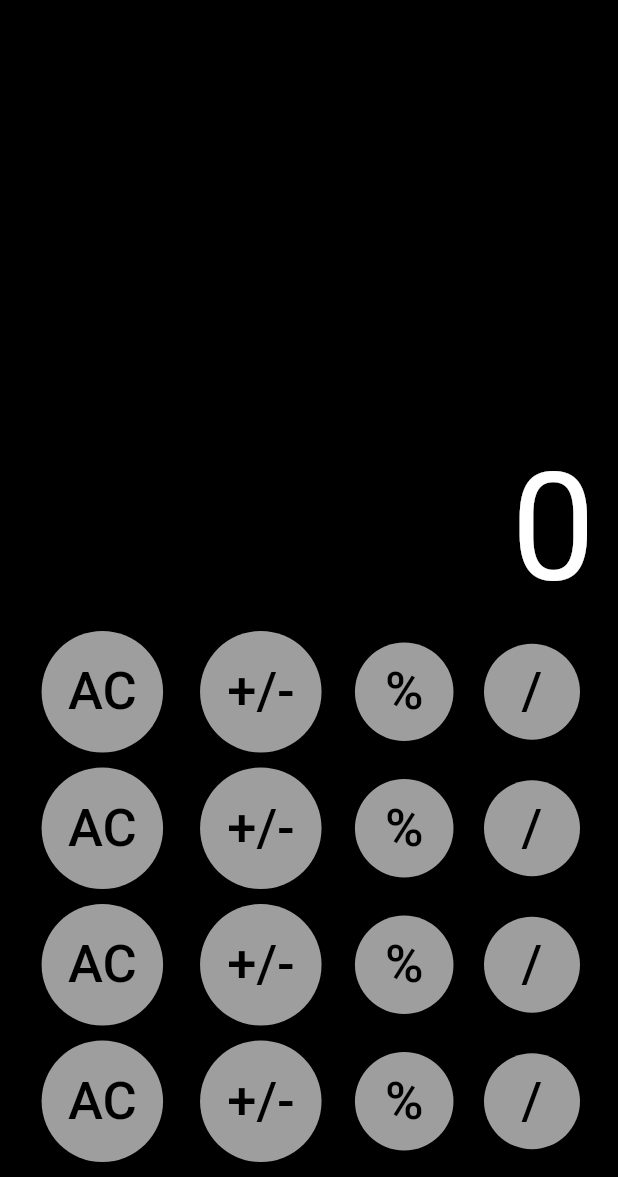
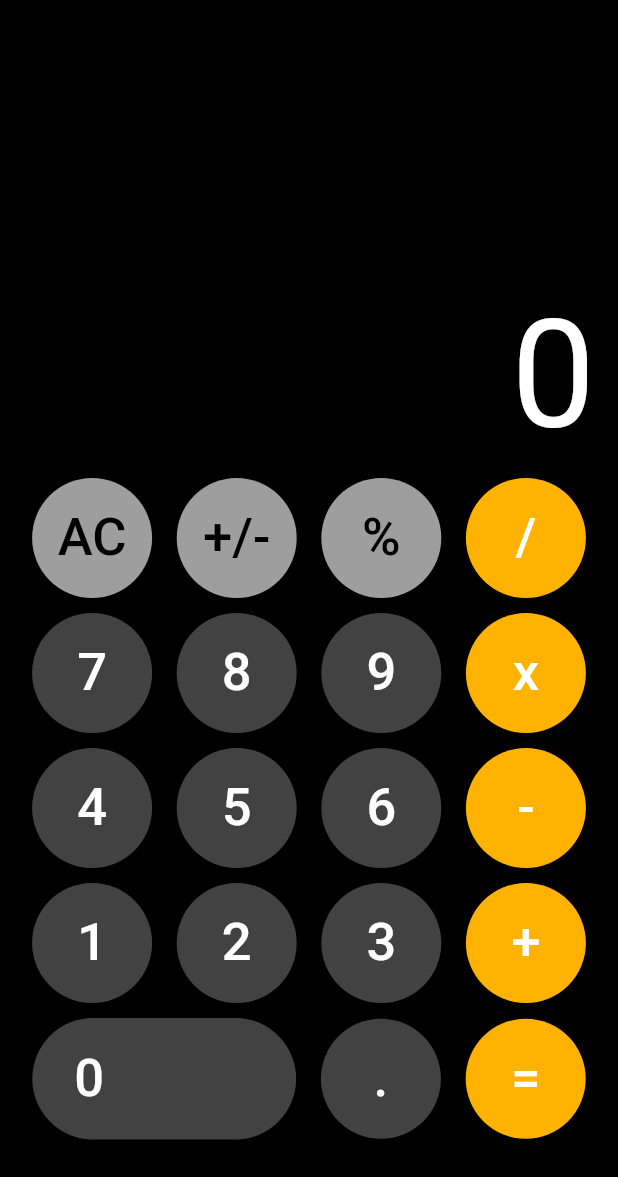
Before and after one commit to bmartin494/Flutter_Calculator, a Flutter app: the screen it shows after launch, on a phone screen of 412 x 824 dp, the part 59-1236 px from its top. Run offline on Flutter 3.47's test engine with Material 2 defaults, Android fonts, the phone set to English and light mode, and no system bars.

Commit message:
Calculator UI complete
Inserted remaining rows to make all calculator buttons. Edited buttonColor to change the colours of the different button types, required different change from tutorial code - see nullable comment line 33.

```diff
--- a/lib/main.dart
+++ b/lib/main.dart
@@ -15,7 +15,7 @@ class MyApp extends StatelessWidget {
       theme: ThemeData(
         primarySwatch: Colors.grey,
       ),
-      home: Calculator(title: 'Flutter Calculator'),
+      home: const Calculator(title: 'Flutter Calculator'),
     );
   }
 }
@@ -30,8 +30,8 @@ class Calculator extends StatefulWidget {
 }
 
 class _CalculatorState extends State<Calculator> {
-
-  Widget calcButton(String buttonText, Color buttonColor, Color textColor) {
+  //need to make the buttonColor Color declaration nullable (?) otherwise you cannot use the color shading e.g. [700]
+  Widget calcButton(String buttonText, Color? buttonColor, Color textColor) {
     return Container(
       child: ElevatedButton(
         onPressed: () {
@@ -47,7 +47,8 @@ class _CalculatorState extends State<Calculator> {
         style: ElevatedButton.styleFrom(
           shape : const CircleBorder(),
           primary: buttonColor,
-          padding: const EdgeInsets.all(20),
+          padding: const EdgeInsets.all(0),
+          minimumSize: const Size(80, 80),
         ),
       ),
     );
@@ -73,11 +74,11 @@ class _CalculatorState extends State<Calculator> {
                 mainAxisAlignment: MainAxisAlignment.end,
                 children: const [
                   Padding(padding: EdgeInsets.all(10.0),
-                  child: Text('0',
-                    textAlign: TextAlign.left,
-                    style: TextStyle(color: Colors.white, fontSize: 100),
-                    ),
-                  )
+                    child: Text('0',
+                      textAlign: TextAlign.left,
+                      style: TextStyle(color: Colors.white, fontSize: 100),
+                      ),
+                    )
                 ],
               ),
               Row(
@@ -87,41 +88,69 @@ class _CalculatorState extends State<Calculator> {
                   calcButton('AC', Colors.grey, Colors.black),
                   calcButton('+/-', Colors.grey, Colors.black),
                   calcButton('%', Colors.grey, Colors.black),
-                  calcButton('/', Colors.grey, Colors.black),
+                  calcButton('/', Colors.amber[600], Colors.white),
                 ],
               ),
-            SizedBox(height: 10),
+            const SizedBox(height: 10),
             Row(
               mainAxisAlignment: MainAxisAlignment.spaceEvenly,
               children: [
                 //here button functionality is called where we pass some arguments
-                calcButton('AC', Colors.grey, Colors.black),
-                calcButton('+/-', Colors.grey, Colors.black),
-                calcButton('%', Colors.grey, Colors.black),
-                calcButton('/', Colors.grey, Colors.black),
+                calcButton('7', Colors.grey[800], Colors.white),
+                calcButton('8', Colors.grey[800], Colors.white),
+                calcButton('9', Colors.grey[800], Colors.white),
+                calcButton('x', Colors.amber[600], Colors.white),
               ],
             ),
-            SizedBox(height: 10),Row(
+            const SizedBox(height: 10),
+            Row(
               mainAxisAlignment: MainAxisAlignment.spaceEvenly,
               children: [
                 //here button functionality is called where we pass some arguments
-                calcButton('AC', Colors.grey, Colors.black),
-                calcButton('+/-', Colors.grey, Colors.black),
-                calcButton('%', Colors.grey, Colors.black),
-                calcButton('/', Colors.grey, Colors.black),
+                calcButton('4', Colors.grey[800], Colors.white),
+                calcButton('5', Colors.grey[800], Colors.white),
+                calcButton('6', Colors.grey[800], Colors.white),
+                calcButton('-', Colors.amber[600], Colors.white),
               ],
             ),
-            SizedBox(height: 10),Row(
+            const SizedBox(height: 10),
+            Row(
               mainAxisAlignment: MainAxisAlignment.spaceEvenly,
               children: [
                 //here button functionality is called where we pass some arguments
-                calcButton('AC', Colors.grey, Colors.black),
-                calcButton('+/-', Colors.grey, Colors.black),
-                calcButton('%', Colors.grey, Colors.black),
-                calcButton('/', Colors.grey, Colors.black),
+                calcButton('1', Colors.grey[800], Colors.white),
+                calcButton('2', Colors.grey[800], Colors.white),
+                calcButton('3', Colors.grey[800], Colors.white),
+                calcButton('+', Colors.amber[600], Colors.white),
               ],
             ),
-            SizedBox(height: 10),
+            const SizedBox(height: 10),
+            Row(
+              mainAxisAlignment: MainAxisAlignment.spaceEvenly,
+              children: [
+                //here button functionality is called where we pass some arguments
+                ElevatedButton(
+                  onPressed: () {
+
+                  },
+                  child: const Text("0",
+                    style: TextStyle(
+                      fontSize: 35,
+                      color: Colors.white,
+                    ),
+                  ),
+                  //all this styling is new from tutorial followed
+                  style: ElevatedButton.styleFrom(
+                    shape : const StadiumBorder(),
+                    primary: Colors.grey[800],
+                    padding: const EdgeInsets.fromLTRB(28, 20, 128, 20),
+                  ),
+                ),
+                calcButton('.', Colors.grey[800], Colors.white),
+                calcButton('=', Colors.amber[600], Colors.white),
+              ],
+            ),
+            const SizedBox(height: 25),
           ],
         ),
       ),
```
